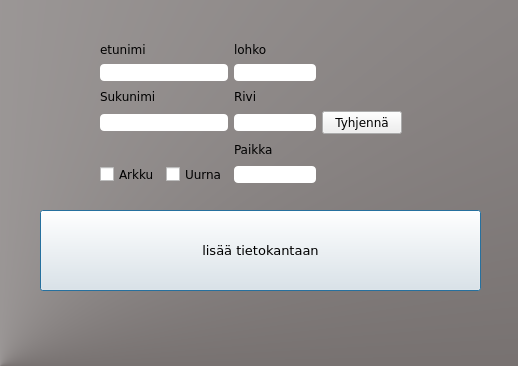
Old version of the form adddialog.ui in the repository eelitt/mysliApp.
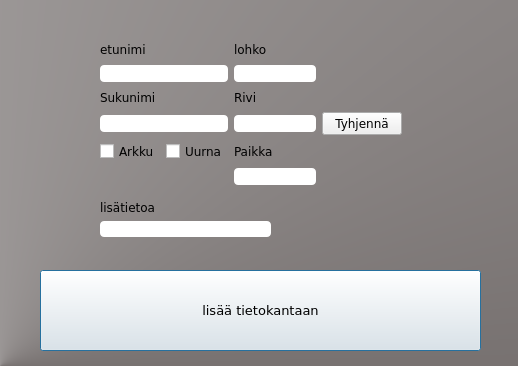
New version of the form.

What changed in the file:
```diff
--- a/adddialog.ui
+++ b/adddialog.ui
@@ -22,7 +22,7 @@
    <property name="geometry">
     <rect>
      <x>40</x>
-     <y>210</y>
+     <y>270</y>
      <width>441</width>
      <height>81</height>
     </rect>
@@ -65,21 +65,6 @@
     </font>
    </property>
    <layout class="QGridLayout" name="gridLayout">
-    <item row="5" column="1">
-     <widget class="QCheckBox" name="uurnaBox">
-      <property name="font">
-       <font>
-        <family>Verdana</family>
-        <weight>50</weight>
-        <bold>false</bold>
-        <stylestrategy>PreferAntialias</stylestrategy>
-       </font>
-      </property>
-      <property name="text">
-       <string>Uurna</string>
-      </property>
-     </widget>
-    </item>
     <item row="0" column="4">
      <widget class="QLabel" name="counterLaatikko">
       <property name="font">
@@ -255,21 +240,6 @@
       </property>
      </widget>
     </item>
-    <item row="5" column="0">
-     <widget class="QCheckBox" name="arkkuBox">
-      <property name="font">
-       <font>
-        <family>Verdana</family>
-        <weight>50</weight>
-        <bold>false</bold>
-        <stylestrategy>PreferAntialias</stylestrategy>
-       </font>
-      </property>
-      <property name="text">
-       <string>Arkku</string>
-      </property>
-     </widget>
-    </item>
     <item row="3" column="3">
      <widget class="QPushButton" name="tyhjennaNappi">
       <property name="font">
@@ -291,6 +261,83 @@
       </property>
      </widget>
     </item>
+    <item row="4" column="1">
+     <widget class="QCheckBox" name="uurnaBox">
+      <property name="font">
+       <font>
+        <family>Verdana</family>
+        <weight>50</weight>
+        <bold>false</bold>
+        <stylestrategy>PreferAntialias</stylestrategy>
+       </font>
+      </property>
+      <property name="text">
+       <string>Uurna</string>
+      </property>
+     </widget>
+    </item>
+    <item row="4" column="0">
+     <widget class="QCheckBox" name="arkkuBox">
+      <property name="font">
+       <font>
+        <family>Verdana</family>
+        <weight>50</weight>
+        <bold>false</bold>
+        <stylestrategy>PreferAntialias</stylestrategy>
+       </font>
+      </property>
+      <property name="text">
+       <string>Arkku</string>
+      </property>
+     </widget>
+    </item>
+   </layout>
+  </widget>
+  <widget class="QWidget" name="layoutWidget">
+   <property name="geometry">
+    <rect>
+     <x>100</x>
+     <y>200</y>
+     <width>171</width>
+     <height>37</height>
+    </rect>
+   </property>
+   <layout class="QVBoxLayout" name="verticalLayout">
+    <item>
+     <widget class="QLabel" name="lisatietoLappu">
+      <property name="font">
+       <font>
+        <family>Verdana</family>
+        <weight>50</weight>
+        <bold>false</bold>
+        <stylestrategy>PreferAntialias</stylestrategy>
+       </font>
+      </property>
+      <property name="text">
+       <string>lisätietoa</string>
+      </property>
+     </widget>
+    </item>
+    <item>
+     <widget class="QLineEdit" name="lisatietoLaatikko">
+      <property name="font">
+       <font>
+        <family>Verdana</family>
+        <weight>50</weight>
+        <bold>false</bold>
+        <stylestrategy>PreferAntialias</stylestrategy>
+       </font>
+      </property>
+      <property name="styleSheet">
+       <string notr="true">QLineEdit {
+border-radius: 4px;
+}</string>
+      </property>
+      <property name="text">
+       <string/>
+      </property>
+     </widget>
+    </item>
    </layout>
   </widget>
  </widget>
```
Left out of the diff: 5 changed lines with no effect on the pictures.
